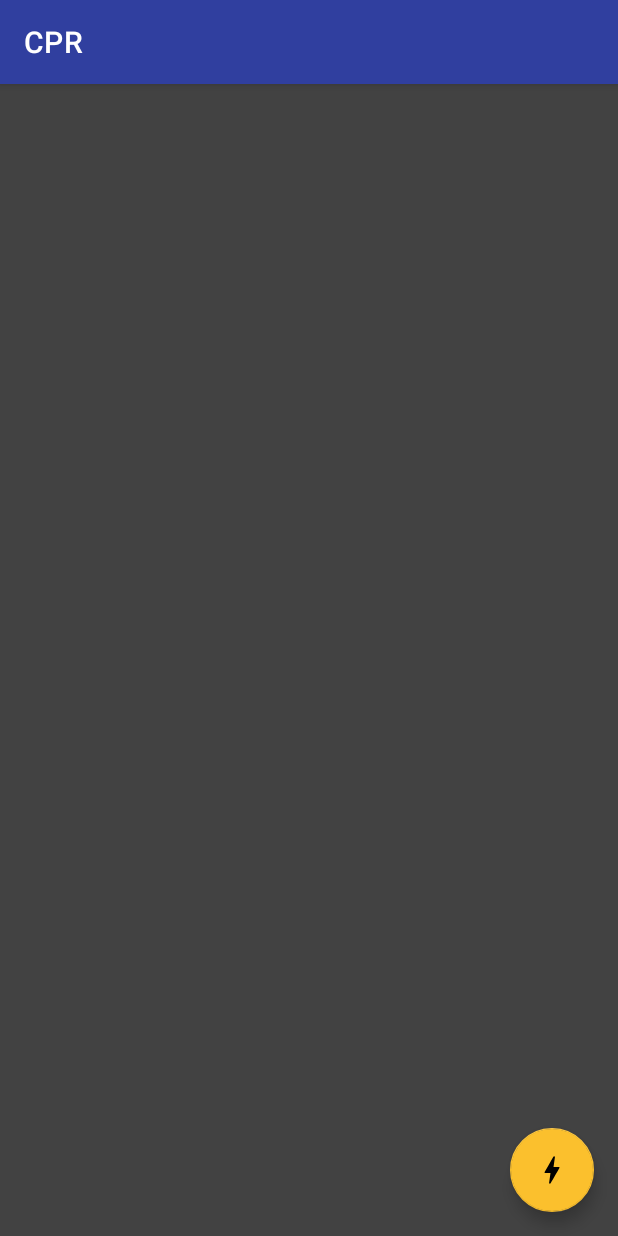
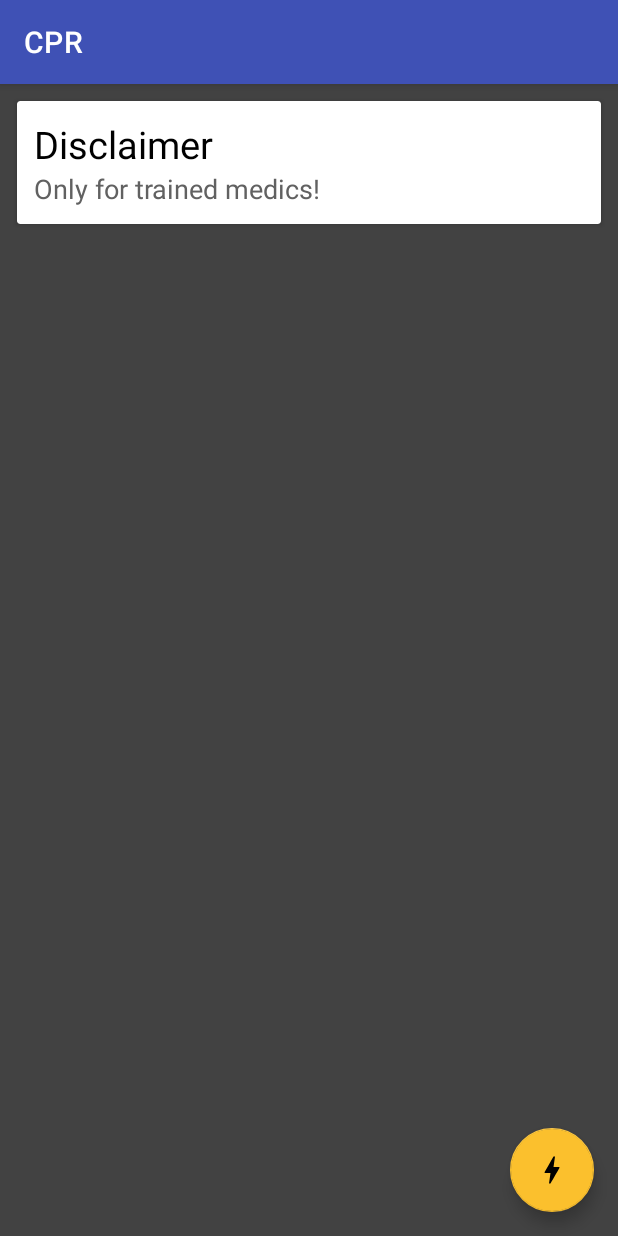
Before and after one commit to MartinWeise/ALS, an Android app: the MainActivity screen opened directly, with no data from a screen before it, on a phone screen of 412 x 824 dp. Run offline under Robolectric (Android 15) with nearby library versions, the phone set to English and light mode, and no system bars.

Commit message:
simplified amiodarone doses, added disclaimer

```diff
--- a/app/src/main/res/layout/activity_main.xml
+++ b/app/src/main/res/layout/activity_main.xml
@@ -14,6 +14,36 @@
             android:layout_width="match_parent">
     </com.google.android.material.appbar.AppBarLayout>
 
+    <androidx.cardview.widget.CardView
+            android:layout_width="match_parent"
+            android:layout_height="wrap_content"
+            android:layout_margin="5pt">
+        <LinearLayout
+                android:orientation="vertical"
+                android:layout_width="match_parent"
+                android:layout_height="match_parent">
+            <TextView
+                    android:layout_width="match_parent"
+                    android:layout_height="match_parent"
+                    android:text="Disclaimer"
+                    android:textColor="@color/md_black_1000"
+                    android:textSize="25sp"
+                    android:paddingTop="5pt"
+                    android:paddingLeft="5pt"
+                    android:paddingRight="5pt"
+                    android:layout_margin="0pt"/>
+            <TextView
+                    android:layout_width="wrap_content"
+                    android:layout_height="wrap_content"
+                    android:textColor="@color/md_grey_700"
+                    android:paddingLeft="5pt"
+                    android:paddingRight="5pt"
+                    android:paddingBottom="5pt"
+                    android:text="Only for trained medics!"
+                    android:textSize="18sp"/>
+        </LinearLayout>
+    </androidx.cardview.widget.CardView>
+
     <com.google.android.material.floatingactionbutton.FloatingActionButton
             android:id="@+id/start"
             android:layout_width="wrap_content"
--- a/app/src/main/res/values/themes.xml
+++ b/app/src/main/res/values/themes.xml
@@ -2,8 +2,8 @@
     <!-- Base application theme. -->
     <style name="Theme.ALS" parent="Theme.MaterialComponents.DayNight.DarkActionBar">
         <!-- Primary brand color. -->
-        <item name="colorPrimary">@color/md_indigo_700</item>
-        <item name="colorPrimaryVariant">@color/md_indigo_500</item>
+        <item name="colorPrimary">@color/md_indigo_500</item>
+        <item name="colorPrimaryVariant">@color/md_indigo_700</item>
         <item name="colorOnPrimary">@color/md_white_1000</item>
         <!-- Secondary brand color. -->
         <item name="colorSecondary">@color/md_yellow_700</item>
```
Also changed, not shown: app/src/main/java/at/weise/als/AlsActivity.kt (+26 -25 lines), app/src/main/res/navigation/nav_graph.xml (deleted, +0 -28 lines), app/src/main/res/values/strings.xml (+11 -11 lines).
